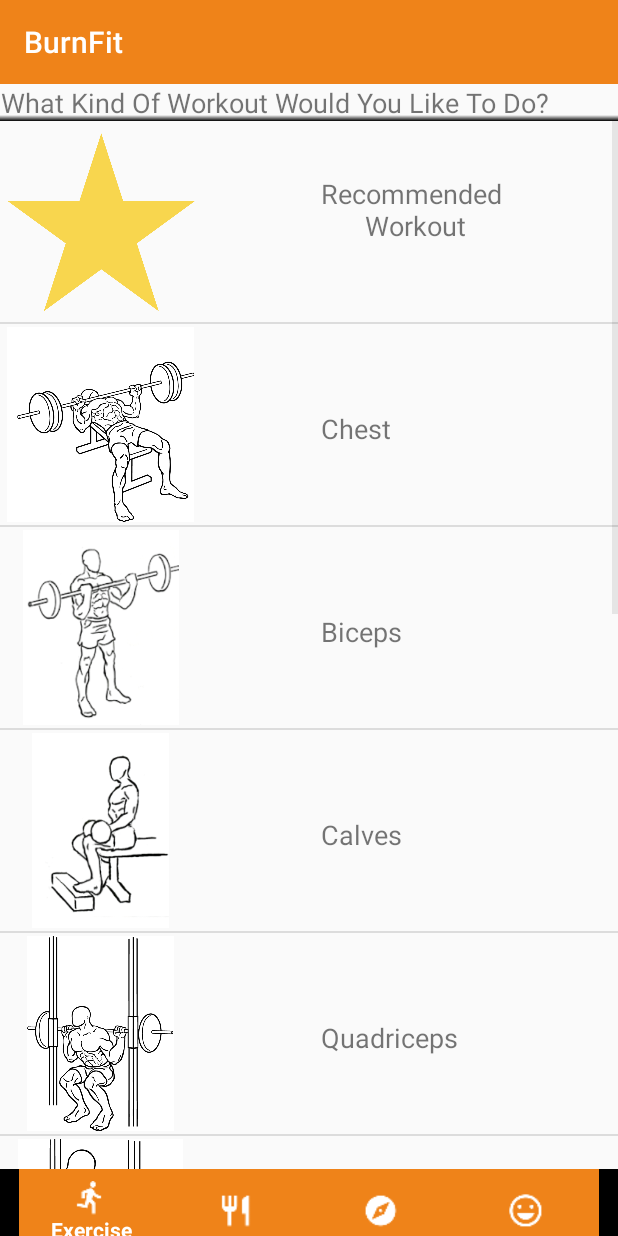
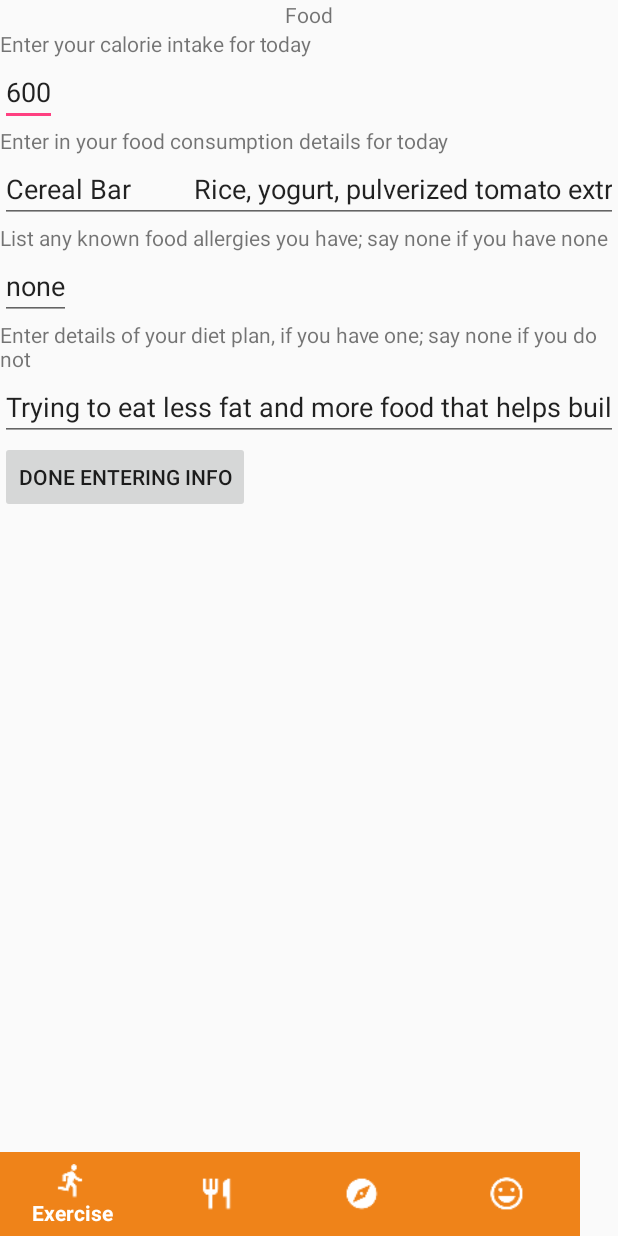
Before and after one commit to L3monz/BurnFit, an Android app: the screen it shows after launch (MainActivity before the commit, FoodManager after it), item 2 of the bottom bar chosen, on a phone screen of 412 x 824 dp. Run offline under Robolectric (Android 15) with nearby library versions, the phone set to English and light mode, and no system bars.

```diff
--- a/app/build.gradle
+++ b/app/build.gradle
@@ -24,9 +24,9 @@ dependencies {
     androidTestCompile('com.android.support.test.espresso:espresso-core:2.2.2', {
         exclude group: 'com.android.support', module: 'support-annotations'
     })
+    compile files('libs/YouTubeAndroidPlayerApi.jar')
     compile 'com.android.support:appcompat-v7:25.0.0'
     compile 'com.android.support:design:25.0.0'
     compile 'com.android.support.constraint:constraint-layout:1.0.2'
     testCompile 'junit:junit:4.12'
-    compile files('libs/YouTubeAndroidPlayerApi.jar')
 }
--- a/app/src/main/java/com/brianlemons/burnfit/FoodFragment.java
+++ b/app/src/main/java/com/brianlemons/burnfit/FoodFragment.java
@@ -1,9 +1,13 @@
 package com.brianlemons.burnfit;
 
+import android.app.Activity;
 import android.content.Intent;
 import android.os.Bundle;
-import android.support.v4.app.Fragment;
+import android.app.Fragment;
+import android.support.annotation.NonNull;
+import android.support.design.widget.BottomNavigationView;
 import android.view.LayoutInflater;
+import android.view.MenuItem;
 import android.view.View;
 import android.view.ViewGroup;
 import android.widget.Button;
@@ -26,6 +30,8 @@ public class FoodFragment extends Fragment{
         View view = inflater.inflate(R.layout.activity_food, container, false);
 
         Button nextPageButton = (Button) view.findViewById(R.id.nextPageFood);
+        BottomNavigationView bottomNavigationView = (BottomNavigationView) view.findViewById(R.id.bottomNavigationView);
+
         nextPageButton.setOnClickListener(new View.OnClickListener(){
             @Override
             public void onClick(View view) {
@@ -34,7 +40,28 @@ public class FoodFragment extends Fragment{
                 startActivity(i);
             }
         });
+
+        /* Use this to switch between tabs. */
+        bottomNavigationView.setOnNavigationItemSelectedListener(new BottomNavigationView.OnNavigationItemSelectedListener() {
+            @Override
+            public boolean onNavigationItemSelected(@NonNull MenuItem item) {
+
+                if (item.getItemId() == R.id.exerciseItem) {
+                    Intent i = new Intent(getActivity(), MainActivity.class);
+                    startActivity(i);
+                    ((Activity) getActivity()).overridePendingTransition(0,0);
+                } else if (item.getItemId() == R.id.foodItem) {
+                } else if (item.getItemId() == R.id.exploreItem) {
+                } else if (item.getItemId() == R.id.funItem) {
+                }
+                return false;
+            }
+        });
+
         return view;
+
+
+
     }
 
 }
--- /dev/null
+++ b/app/src/main/java/com/brianlemons/burnfit/FoodManager.java
@@ -0,0 +1,18 @@
+package com.brianlemons.burnfit;
+
+import android.app.FragmentTransaction;
+import android.os.Bundle;
+import android.app.Activity;
+import android.app.Fragment;
+import android.app.FragmentManager;
+
+public class FoodManager extends Activity {
+
+    @Override
+    protected void onCreate(Bundle savedInstanceState) {
+        super.onCreate(savedInstanceState);
+        setContentView(R.layout.activity_food_manager);
+
+    }
+
+}
--- a/app/src/main/java/com/brianlemons/burnfit/MainActivity.java
+++ b/app/src/main/java/com/brianlemons/burnfit/MainActivity.java
@@ -48,7 +48,7 @@ public class MainActivity extends AppCompatActivity {
                 if (item.getItemId() == R.id.exerciseItem) {
                 } else if (item.getItemId() == R.id.foodItem) {
                     //start the food activity
-                    Intent i = new Intent(getApplicationContext(), FoodActivity.class);
+                    Intent i = new Intent(getApplicationContext(), FoodManager.class);
                     startActivity(i);
                 } else if (item.getItemId() == R.id.exploreItem) {
                 } else if (item.getItemId() == R.id.funItem) {
--- a/app/src/main/res/layout/activity_food.xml
+++ b/app/src/main/res/layout/activity_food.xml
@@ -1,11 +1,12 @@
 <?xml version="1.0" encoding="utf-8"?>
-<LinearLayout
-    xmlns:android="http://schemas.android.com/apk/res/android"
+<LinearLayout xmlns:android="http://schemas.android.com/apk/res/android"
     xmlns:tools="http://schemas.android.com/tools"
+    xmlns:app="http://schemas.android.com/apk/res-auto"
     android:orientation="vertical"
     android:layout_width="match_parent"
     android:layout_height="match_parent"
-    tools:context="com.brianlemons.burnfit.FoodActivity">
+    tools:context="com.brianlemons.burnfit.FoodActivity"
+    android:weightSum="1">
 
     <TextView
         android:text="@string/food"
@@ -68,5 +69,24 @@
         android:text="@string/nextPageFood"
         android:id="@+id/nextPageFood"/>
 
+    <LinearLayout
+        android:id="@+id/LinearLayout"
+        android:layout_width="wrap_content"
+        android:layout_height="match_parent"
+        android:gravity="bottom"
+        android:orientation="horizontal">
+
+        <android.support.design.widget.BottomNavigationView
+            android:id="@+id/bottomNavigationView"
+            android:layout_width="match_parent"
+            android:layout_height="wrap_content"
+            android:layout_gravity="bottom"
+            app:itemBackground="@color/orange"
+            app:itemIconTint="@color/white"
+            app:itemTextColor="@color/white"
+            app:menu="@menu/menu_navigation" />
+
+    </LinearLayout>
+
 
 </LinearLayout>
--- /dev/null
+++ b/app/src/main/res/layout/activity_food_manager.xml
@@ -0,0 +1,17 @@
+<?xml version="1.0" encoding="utf-8"?>
+<RelativeLayout xmlns:android="http://schemas.android.com/apk/res/android"
+    xmlns:app="http://schemas.android.com/apk/res-auto"
+    xmlns:tools="http://schemas.android.com/tools"
+    android:layout_width="match_parent"
+    android:layout_height="match_parent"
+    tools:context="com.brianlemons.burnfit.FoodManager">
+
+    <fragment
+        android:name="com.brianlemons.burnfit.FoodFragment"
+        android:layout_width="match_parent"
+        android:layout_height="match_parent"
+        android:id="@+id/fragment_place"></fragment>
+
+
+
+</RelativeLayout>
--- a/app/src/main/res/values/strings.xml
+++ b/app/src/main/res/values/strings.xml
@@ -19,4 +19,5 @@
     <string name="foodAllergy">List any known food allergies you have; say none if you have none</string>
     <string name="dietPlanDetails">Enter details of your diet plan, if you have one; say "none" if you do not</string>
     <string name="nextPageFood">Done Entering Info</string>
+    <string name="title_activity_food_manager">FoodManager</string>
 </resources>
```
Also changed, not shown: app/src/main/AndroidManifest.xml (+10 -8 lines).
